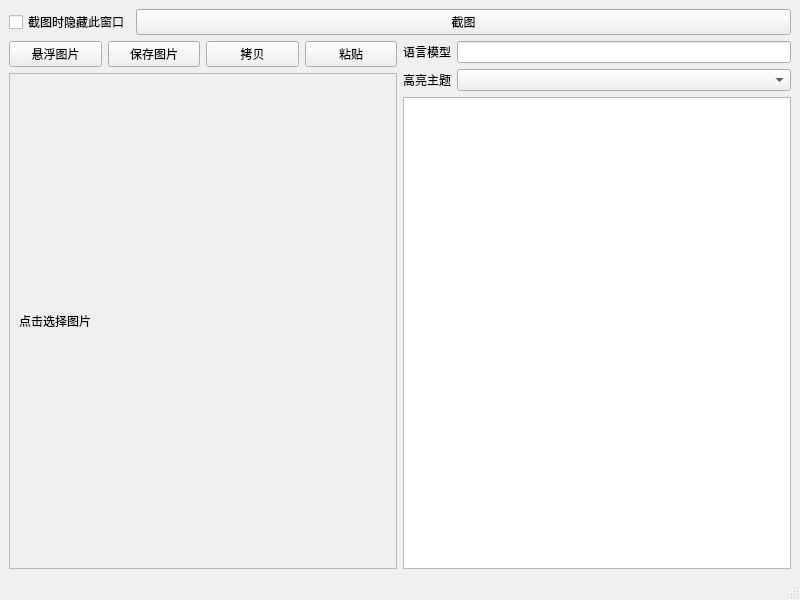
Before: the Qt Designer form src/mainwindow.ui in cathaysia/ocr, drawn with Qt 5.
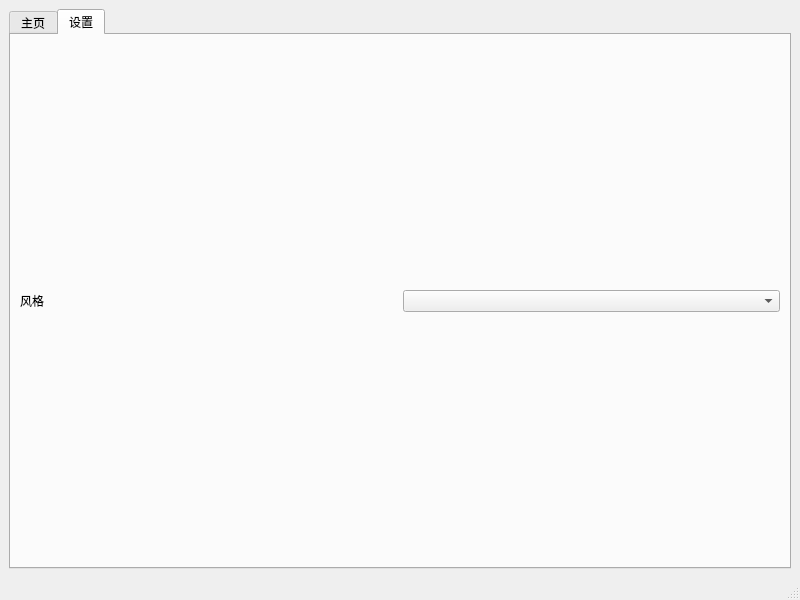
After: the same form once the commit is applied. The open tabs and pages were chosen to show the change. Custom widgets are drawn as their Qt base class.

Commit message: feat(mainwindow): 现在可以切换主题

What changed in the file:
```diff
--- a/src/mainwindow.ui
+++ b/src/mainwindow.ui
@@ -14,6 +14,16 @@
    <string>MainWindow</string>
   </property>
   <widget class="QWidget" name="centralwidget">
+   <layout class="QHBoxLayout" name="horizontalLayout_5">
+    <item>
+     <widget class="QTabWidget" name="tab_widget">
+      <property name="currentIndex">
+       <number>0</number>
+      </property>
+      <widget class="QWidget" name="tab_home">
+       <attribute name="title">
+        <string>主页</string>
+       </attribute>
    <layout class="QVBoxLayout" name="verticalLayout_6">
     <item>
      <layout class="QHBoxLayout" name="horizontalLayout_2">
@@ -85,8 +95,8 @@
             <rect>
              <x>0</x>
              <y>0</y>
-             <width>384</width>
-             <height>433</height>
+                 <width>374</width>
+                 <height>375</height>
             </rect>
            </property>
            <layout class="QVBoxLayout" name="verticalLayout_4">
@@ -143,6 +153,31 @@
        </layout>
       </item>
      </layout>
+        </item>
+       </layout>
+      </widget>
+      <widget class="QWidget" name="tab_settings">
+       <attribute name="title">
+        <string>设置</string>
+       </attribute>
+       <layout class="QVBoxLayout" name="verticalLayout_7">
+        <item>
+         <layout class="QHBoxLayout" name="horizontalLayout_6">
+          <item>
+           <widget class="QLabel" name="label_2">
+            <property name="text">
+             <string>风格</string>
+            </property>
+           </widget>
+          </item>
+          <item>
+           <widget class="QComboBox" name="cbox_style"/>
+          </item>
+         </layout>
+        </item>
+       </layout>
+      </widget>
+     </widget>
     </item>
    </layout>
   </widget>
```
Lines whose indentation alone changed are shown as unchanged. The commit also changes 2 other files.
